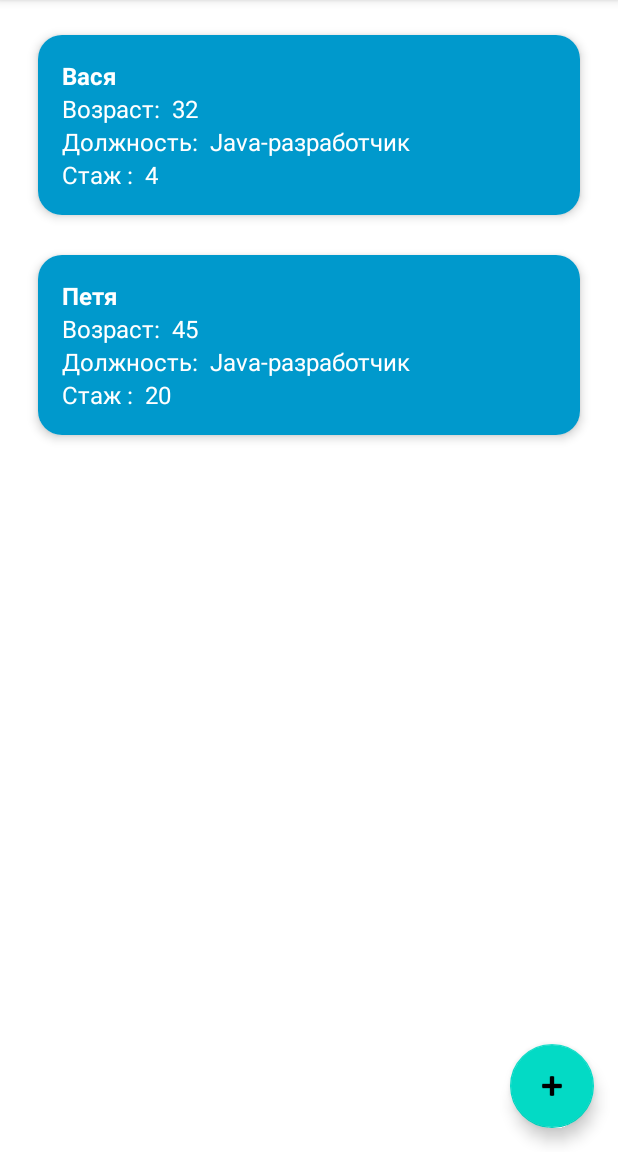
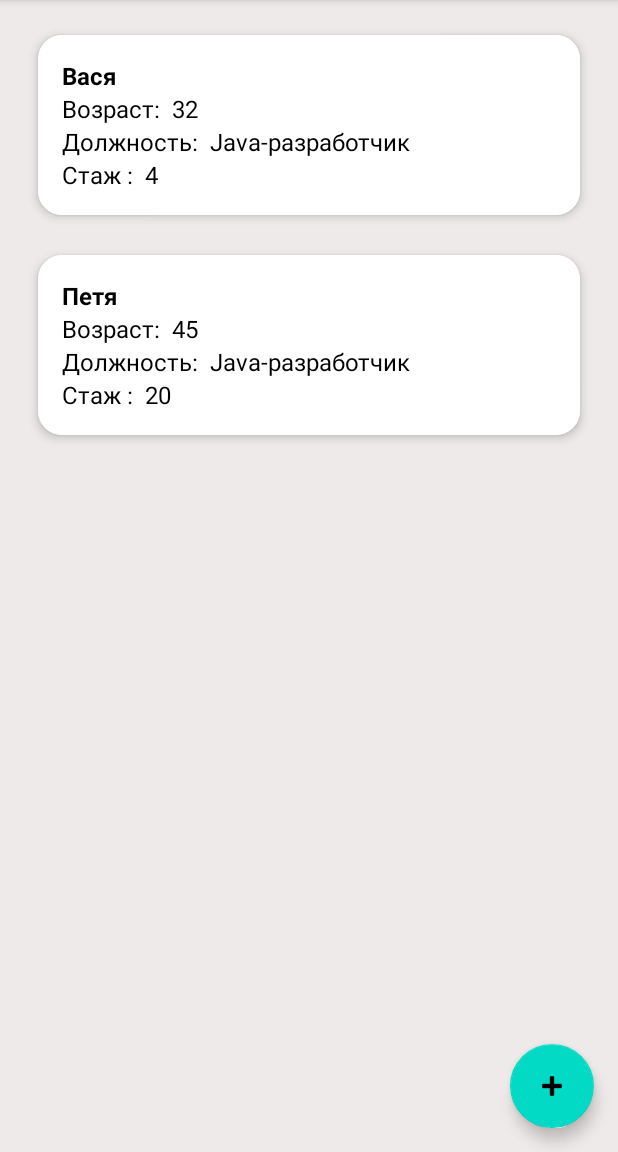
Before and after one commit to panasetskaya/DataStorageHomeWork11, an Android app: the screen it shows after launch (MainActivity), after a tap on "Java-разработчик", on a phone screen of 412 x 824 dp, the part 84-1236 px from its top. Run offline under Robolectric (Android 15) with nearby library versions, the phone set to English and light mode, and no system bars; our stand-ins replace Room's generated code, RxJava.

Commit message:
change colors

```diff
--- a/app/src/main/res/layout/fragment_employees.xml
+++ b/app/src/main/res/layout/fragment_employees.xml
@@ -4,6 +4,7 @@
     xmlns:tools="http://schemas.android.com/tools"
     android:layout_width="match_parent"
     android:layout_height="match_parent"
+    android:background="@color/grey"
     tools:context=".presentation.EmployeesFragment">
 
     <androidx.recyclerview.widget.RecyclerView
--- a/app/src/main/res/layout/fragment_positions.xml
+++ b/app/src/main/res/layout/fragment_positions.xml
@@ -4,6 +4,7 @@
     xmlns:tools="http://schemas.android.com/tools"
     android:layout_width="match_parent"
     android:layout_height="match_parent"
+    android:background="@color/grey"
     tools:context=".presentation.PositionsFragment">
 
 
--- a/app/src/main/res/layout/item_employee.xml
+++ b/app/src/main/res/layout/item_employee.xml
@@ -14,7 +14,7 @@
     <androidx.constraintlayout.widget.ConstraintLayout
         android:layout_width="match_parent"
         android:layout_height="wrap_content"
-        android:background="@android:color/holo_blue_dark"
+        android:background="@android:color/white"
         android:padding="16dp">
 
         <TextView
@@ -22,7 +22,7 @@
             android:layout_width="0dp"
             android:layout_height="wrap_content"
             android:layout_weight="5"
-            android:textColor="@color/white"
+            android:textColor="@color/black"
             android:textSize="16sp"
             android:textStyle="bold"
             app:layout_constraintTop_toTopOf="parent"
@@ -34,7 +34,7 @@
             android:layout_width="0dp"
             android:layout_height="wrap_content"
             android:layout_weight="5"
-            android:textColor="@color/white"
+            android:textColor="@color/black"
             android:textSize="16sp"
             app:layout_constraintTop_toBottomOf="@+id/item_employee_name"
             app:layout_constraintStart_toStartOf="parent"
@@ -45,7 +45,7 @@
             android:layout_width="0dp"
             android:layout_height="wrap_content"
             android:layout_weight="5"
-            android:textColor="@color/white"
+            android:textColor="@color/black"
             android:textSize="16sp"
             android:layout_marginStart="8dp"
             app:layout_constraintTop_toBottomOf="@+id/item_employee_name"
@@ -57,7 +57,7 @@
             android:layout_width="0dp"
             android:layout_height="wrap_content"
             android:layout_weight="5"
-            android:textColor="@color/white"
+            android:textColor="@color/black"
             android:textSize="16sp"
             app:layout_constraintTop_toBottomOf="@+id/item_employee_age_label"
             app:layout_constraintStart_toStartOf="parent"
@@ -68,7 +68,7 @@
             android:layout_width="0dp"
             android:layout_height="wrap_content"
             android:layout_weight="5"
-            android:textColor="@color/white"
+            android:textColor="@color/black"
             android:textSize="16sp"
             android:layout_marginStart="8dp"
             app:layout_constraintTop_toBottomOf="@+id/item_employee_age_label"
@@ -80,7 +80,7 @@
             android:layout_width="0dp"
             android:layout_height="wrap_content"
             android:layout_weight="5"
-            android:textColor="@color/white"
+            android:textColor="@color/black"
             android:textSize="16sp"
             app:layout_constraintTop_toBottomOf="@+id/item_employee_position_label"
             app:layout_constraintStart_toStartOf="parent"
@@ -91,7 +91,7 @@
             android:layout_width="0dp"
             android:layout_height="wrap_content"
             android:layout_weight="5"
-            android:textColor="@color/white"
+            android:textColor="@color/black"
             android:textSize="16sp"
             android:layout_marginStart="8dp"
             app:layout_constraintTop_toBottomOf="@+id/item_employee_position_label"
--- a/app/src/main/res/layout/item_position.xml
+++ b/app/src/main/res/layout/item_position.xml
@@ -14,7 +14,7 @@
     <androidx.constraintlayout.widget.ConstraintLayout
         android:layout_width="match_parent"
         android:layout_height="wrap_content"
-        android:background="@android:color/holo_green_dark"
+        android:background="@android:color/white"
         android:padding="16dp">
 
         <TextView
@@ -22,7 +22,7 @@
             android:layout_width="0dp"
             android:layout_height="wrap_content"
             android:layout_weight="5"
-            android:textColor="@color/white"
+            android:textColor="@color/black"
             android:textSize="16sp"
             app:layout_constraintTop_toTopOf="parent"
             app:layout_constraintStart_toStartOf="parent"
--- a/app/src/main/res/values/colors.xml
+++ b/app/src/main/res/values/colors.xml
@@ -7,4 +7,5 @@
     <color name="teal_700">#FF018786</color>
     <color name="black">#FF000000</color>
     <color name="white">#FFFFFFFF</color>
+    <color name="grey">#edeae9</color>
 </resources>
```
